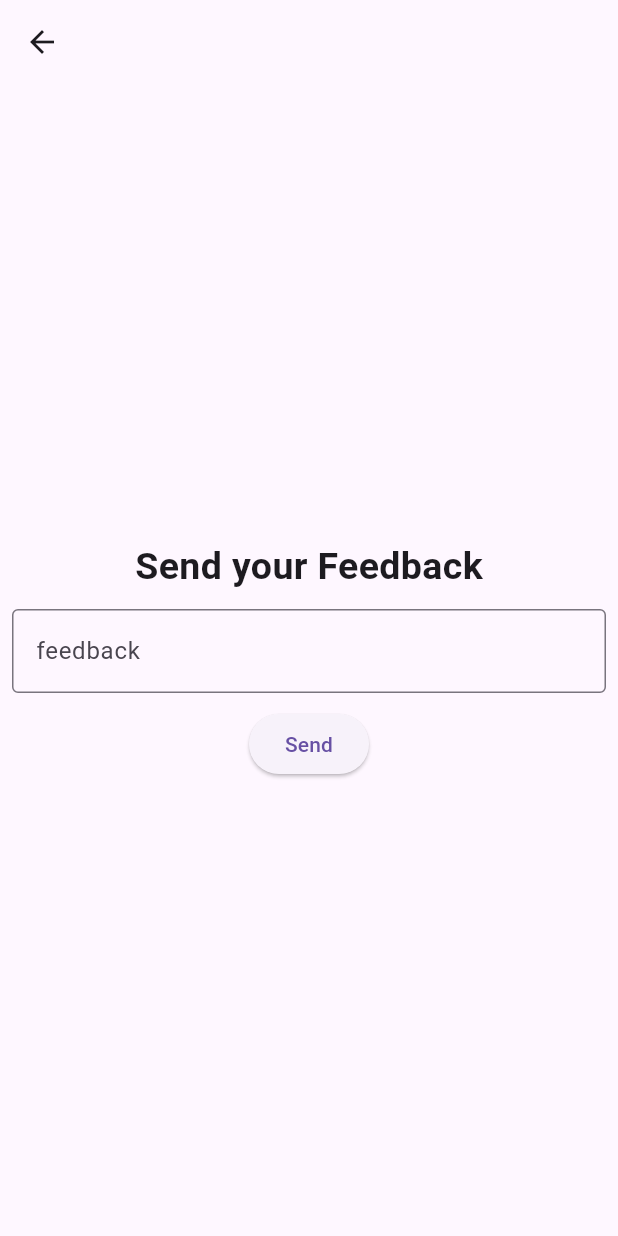
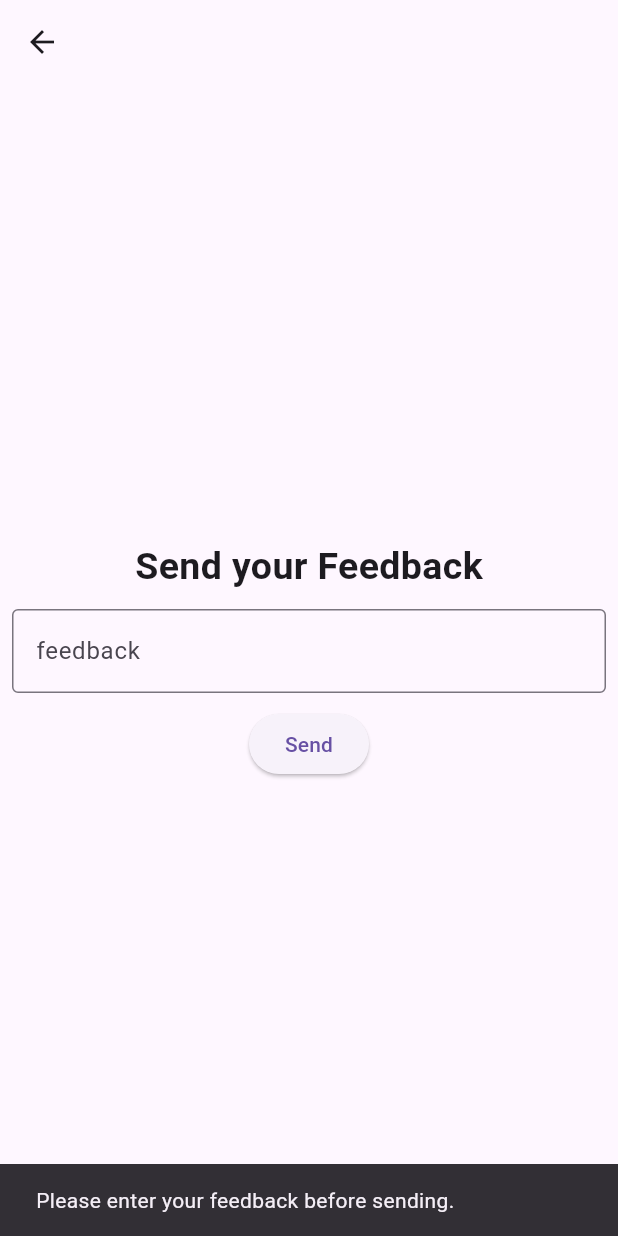
Before and after one commit to swathishkumar/spareparts, a Flutter app: the FeedbackScreen screen opened directly, after a tap on "Send", on a phone screen of 412 x 824 dp. Run offline on Flutter 3.47's test engine with Material 3 defaults, Android fonts, the phone set to English and light mode, and no system bars; our stand-ins replace carousel_slider, cloud_firestore, firebase_auth, firebase_core; accounts and stored records are empty.

Commit message:
feedback update

```diff
--- a/lib/view/drawer/feedback.dart
+++ b/lib/view/drawer/feedback.dart
@@ -1,3 +1,4 @@
+import 'package:cloud_firestore/cloud_firestore.dart';
 import 'package:flutter/material.dart';
 import 'package:spareparts/view/homescreen/homescreen.dart';
 
@@ -10,6 +11,39 @@ class FeedbackScreen extends StatefulWidget {
 
 class _FeedbackScreenState extends State<FeedbackScreen> {
   TextEditingController feedback = TextEditingController();
+  CollectionReference collectionReference =
+      FirebaseFirestore.instance.collection("feedback");
+
+  void sendFeedback() async {
+    String feedbackText = feedback.text;
+
+    // Check if feedback is not empty
+    if (feedbackText.isNotEmpty) {
+      // Add feedback to Firestore
+      await collectionReference.add({
+        'feedback': feedbackText,
+        'timestamp': Timestamp.now(), // You can also add a timestamp if needed
+      });
+
+      // Clear the feedback text field after sending
+      feedback.clear();
+
+      // Show a snackbar or any other feedback to the user
+      ScaffoldMessenger.of(context).showSnackBar(
+        SnackBar(
+          content: Text('Feedback sent successfully!'),
+        ),
+      );
+    } else {
+      // Show error message if feedback is empty
+      ScaffoldMessenger.of(context).showSnackBar(
+        SnackBar(
+          content: Text('Please enter your feedback before sending.'),
+        ),
+      );
+    }
+  }
+
   @override
   Widget build(BuildContext context) {
     return Scaffold(
@@ -20,9 +54,11 @@ class _FeedbackScreenState extends State<FeedbackScreen> {
               context,
               MaterialPageRoute(
                 builder: (context) => Homescreen(),
-                  ));
+              ),
+            );
           },
-            icon: Icon(Icons.arrow_back)),
+          icon: Icon(Icons.arrow_back),
+        ),
       ),
       body: Padding(
         padding: const EdgeInsets.all(8.0),
@@ -41,13 +77,15 @@ class _FeedbackScreenState extends State<FeedbackScreen> {
               TextFormField(
                 controller: feedback,
                 decoration: InputDecoration(
-                    border: OutlineInputBorder(), hintText: ("feedback")),
+                  border: OutlineInputBorder(),
+                  hintText: ("feedback"),
+                ),
               ),
               SizedBox(
                 height: 10,
               ),
               ElevatedButton(
-                onPressed: () {},
+                onPressed: sendFeedback, // Call the function to send feedback
                 child: Text("Send"),
               )
             ],
--- a/lib/view/loginscreen/loginscreen.dart
+++ b/lib/view/loginscreen/loginscreen.dart
@@ -43,6 +43,7 @@ class _LoginscreenState extends State<Loginscreen> {
                     height: 10,
                   ),
                   TextFormField(
+                    obscureText: true,
                     controller: password,
                     decoration: InputDecoration(border: OutlineInputBorder()),
                     style: TextStyle(color: Colors.white),
```
Lines whose indentation alone changed are shown as unchanged.
